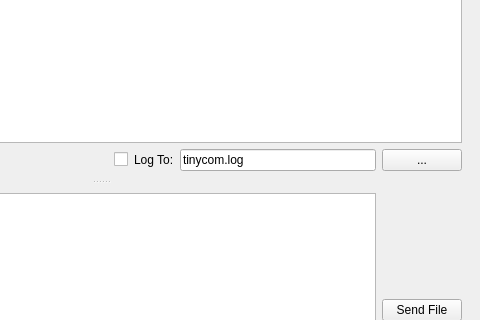
vadim6385/dataSecLabProject, file uart_term/uart_term.ui: the form before one commit; both pictures show x 279 to 759 and y 184 to 504 of the 759 by 679 pixel window.
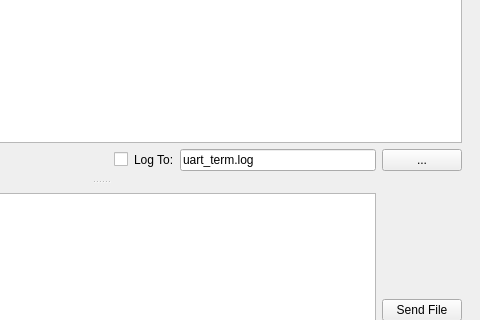
The form after the commit. Icons and pictures are not drawn. Custom widgets are drawn as their Qt base class.

```diff
--- a/uart_term/uart_term.ui
+++ b/uart_term/uart_term.ui
@@ -170,7 +170,7 @@
                <string>Log file path.</string>
               </property>
               <property name="text">
-               <string>tinycom.log</string>
+               <string>uart_term.log</string>
               </property>
              </widget>
             </item>
```
Left out of the diff: 6 changed lines with no effect on the pictures.
